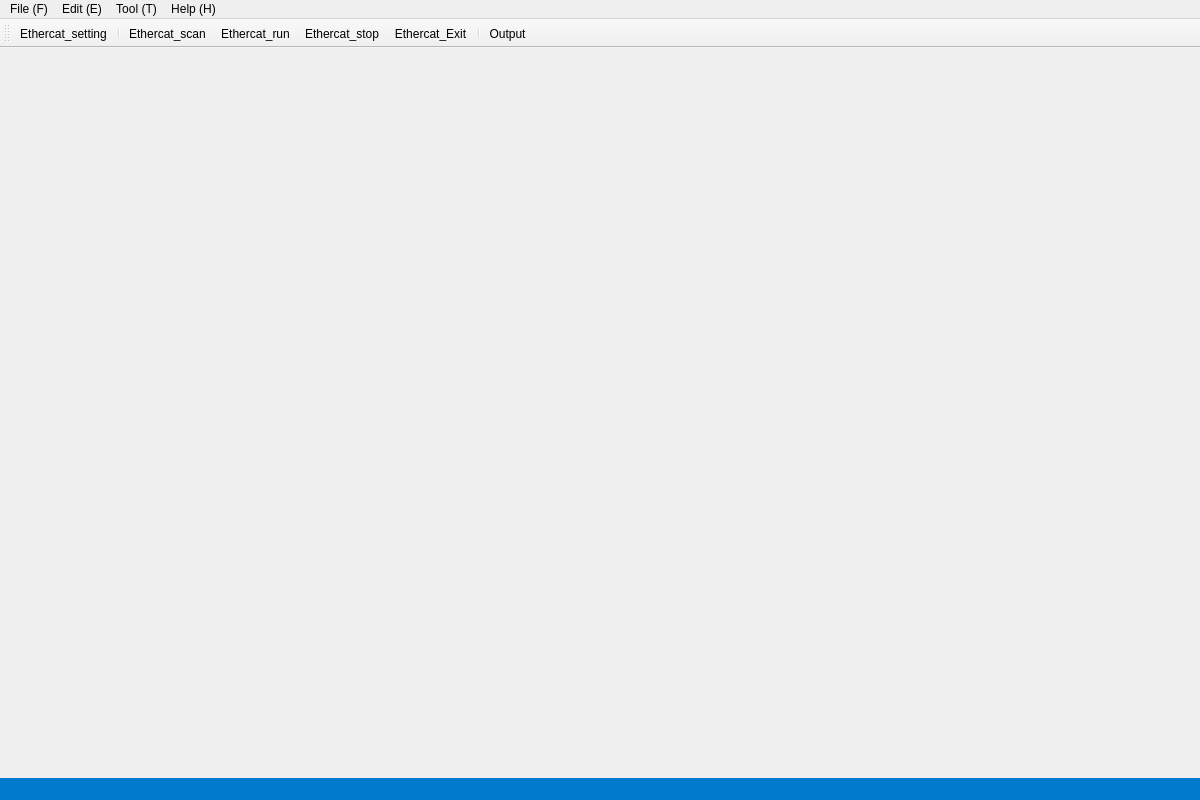
Qt form EtherCAT_GUI/Qt_VS_Dock/mainwindow.ui (GreatCong/GUI_EC) before a commit.
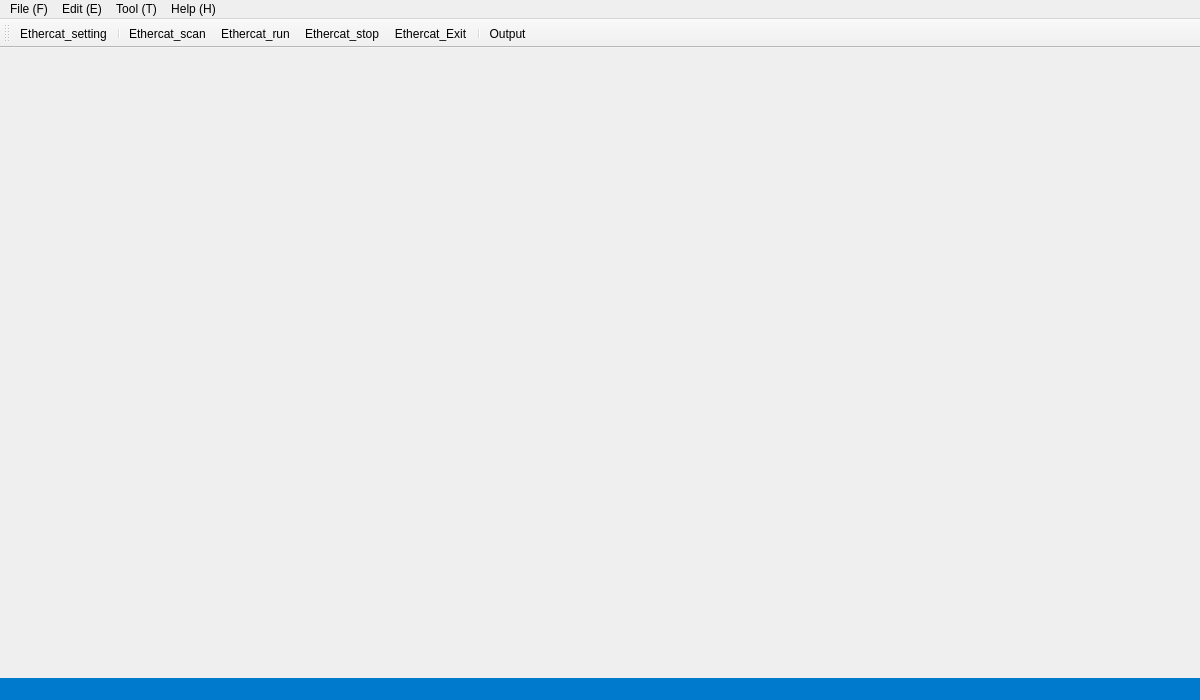
The same form after that commit. Icons and pictures are not drawn.

Patch:
```diff
--- a/EtherCAT_GUI/Qt_VS_Dock/mainwindow.ui
+++ b/EtherCAT_GUI/Qt_VS_Dock/mainwindow.ui
@@ -7,7 +7,7 @@
     <x>0</x>
     <y>0</y>
     <width>1200</width>
-    <height>800</height>
+    <height>700</height>
    </rect>
   </property>
   <property name="windowTitle">
```
Left out of the diff: 2 changed lines with no effect on the pictures.
